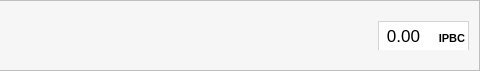
The window that src/gui/ui/accountframe.ui (ipbc-dev/bittube-wallet-old) describes before a commit, drawn with Qt 5; both pictures show x 320 to 800 and y 0 to 71 of the 800 by 71 pixel window.
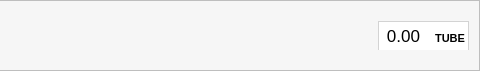
The same window after the commit. Icons and pictures are not drawn.

Commit message: Changed IPBC to BitTube

```diff
--- a/src/gui/ui/accountframe.ui
+++ b/src/gui/ui/accountframe.ui
@@ -456,7 +456,7 @@
 border-left: 0;</string>
          </property>
          <property name="text">
-          <string> IPBC</string>
+          <string> TUBE</string>
          </property>
          <property name="alignment">
           <set>Qt::AlignRight|Qt::AlignTrailing|Qt::AlignVCenter</set>
```
The commit also changes 96 other files.
